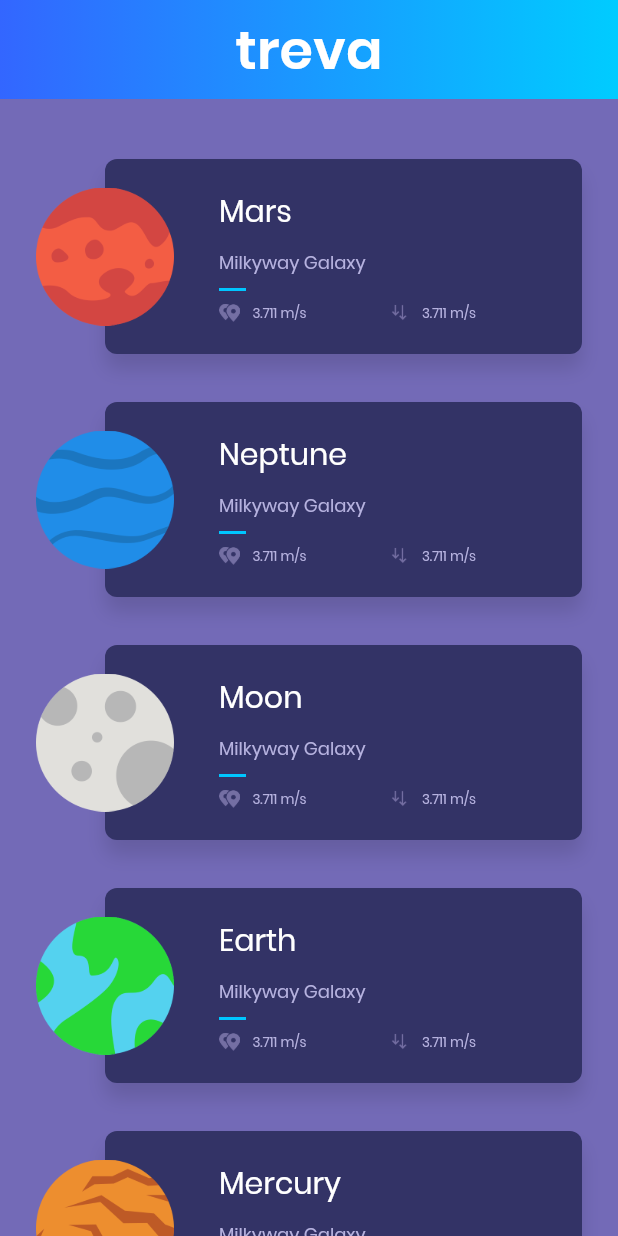
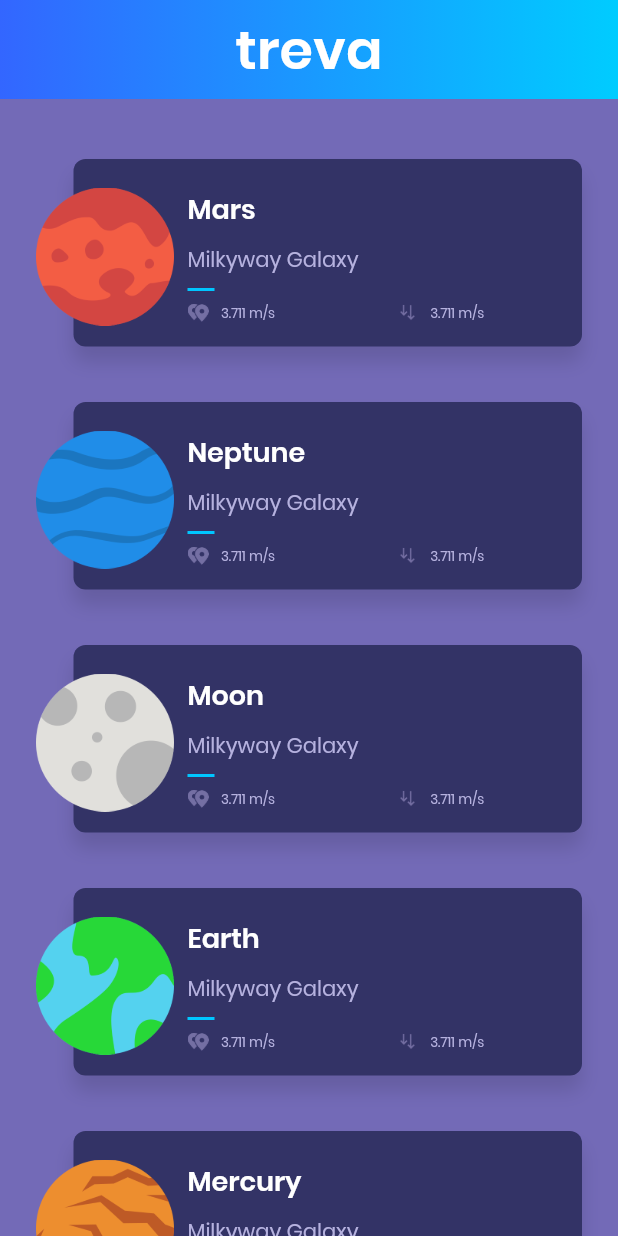
Before and after one commit to samuelematias/planets-flutter, a Flutter app: the screen it shows after launch, on a phone screen of 412 x 824 dp. Run offline on Flutter 3.47's test engine with Material 2 defaults, Android fonts, the phone set to English and light mode, and no system bars.

Commit message:
implementing the planetDetail

```diff
--- a/lib/main.dart
+++ b/lib/main.dart
@@ -1,6 +1,5 @@
 import 'package:flutter/material.dart';
 import 'package:planets_flutter/ui/home/home_page.dart';
-import 'package:planets_flutter/ui/detail/detail_page.dart';
 
 void main() {
   runApp(
--- /dev/null
+++ b/lib/ui/common/plannet_summary.dart
@@ -0,0 +1,136 @@
+import 'package:flutter/material.dart';
+import 'package:planets_flutter/model/planets.dart';
+import 'package:planets_flutter/ui/text_style.dart';
+import 'package:planets_flutter/ui/detail/detail_page.dart';
+import 'package:planets_flutter/ui/common/separator.dart';
+
+
+
+class PlanetSummary extends StatelessWidget {
+
+  final Planet planet;
+  final bool horizontal;
+
+  PlanetSummary(this.planet, {this.horizontal = true});
+
+  PlanetSummary.vertical(this.planet): horizontal = false;
+
+
+  @override
+  Widget build(BuildContext context) {
+
+    final planetThumbnail = new Container(
+      margin: new EdgeInsets.symmetric(
+          vertical: 16.0
+      ),
+      alignment: horizontal ? FractionalOffset.centerLeft : FractionalOffset.center,
+      child: new Hero(
+        tag: "planet-hero-${planet.id}",
+        child: new Image(
+          image: new AssetImage(planet.image),
+          height: 92.0,
+          width: 92.0,
+        ),
+      ),
+    );
+
+
+
+    Widget _planetValue({String value, String image}) {
+      return new Container(
+        child: new Row(
+            mainAxisSize: MainAxisSize.min,
+            children: <Widget>[
+              new Image.asset(image, height: 12.0),
+              new Container(width: 8.0),
+              new Text(planet.gravity, style: Style.smallTextStyle),
+            ]
+        ),
+      );
+    }
+
+
+    final planetCardContent = new Container(
+      margin: new EdgeInsets.fromLTRB(horizontal ? 76.0 : 16.0, horizontal ? 16.0 : 42.0, 16.0, 16.0),
+//      new EdgeInsets.fromLTRB(left, top, right, bottom)/
+      constraints: new BoxConstraints.expand(),
+      child: new Column(
+        crossAxisAlignment: horizontal ? CrossAxisAlignment.start : CrossAxisAlignment.center,
+        children: <Widget>[
+          new Container(height: 4.0),
+          new Text(planet.name, style: Style.titleTextStyle),
+          new Container(height: 10.0),
+          new Text(planet.location, style: Style.commonTextStyle),
+          new Separator(),
+          new Row(
+            mainAxisAlignment: MainAxisAlignment.center,
+            children: <Widget>[
+              new Expanded(
+                  flex: horizontal ? 1 : 0,
+                  child: _planetValue(
+                      value: planet.distance,
+                      image: 'assets/img/ic_distance.png')
+
+              ),
+              new Container (
+                width: 32.0,
+              ),
+              new Expanded(
+                  flex: horizontal ? 1 : 0,
+                  child: _planetValue(
+                      value: planet.gravity,
+                      image: 'assets/img/ic_gravity.png')
+              )
+            ],
+          ),
+        ],
+      ),
+    );
+
+
+    final planetCard = new Container(
+      child: planetCardContent,
+      height: horizontal ? 125.0 : 154.0,
+      margin: horizontal
+          ? new EdgeInsets.only(left: 25.0)
+          : new EdgeInsets.only(top: 72.0),
+      decoration: new BoxDecoration(
+        color: new Color(0xFF333366),
+        shape: BoxShape.rectangle,
+        borderRadius: new BorderRadius.circular(8.0),
+        boxShadow: <BoxShadow>[
+          new BoxShadow(
+            color: Colors.black12,
+            blurRadius: 10.0,
+            offset: new Offset(0.0, 10.0),
+          ),
+        ],
+      ),
+    );
+
+
+    return new GestureDetector(
+        onTap: horizontal
+            ? () => Navigator.of(context).push(
+          new PageRouteBuilder(
+            pageBuilder: (_, __, ___) => new DetailPage(planet),
+            transitionsBuilder: (context, animation, secondaryAnimation, child) =>
+            new FadeTransition(opacity: animation, child: child),
+          ) ,
+        )
+            : null,
+        child: new Container(
+          margin: const EdgeInsets.symmetric(
+            vertical: 16.0,
+            horizontal: 24.0,
+          ),
+          child: new Stack(
+            children: <Widget>[
+              planetCard,
+              planetThumbnail,
+            ],
+          ),
+        )
+    );
+  }
+}
--- /dev/null
+++ b/lib/ui/common/separator.dart
@@ -0,0 +1,13 @@
+import 'package:flutter/material.dart';
+
+class Separator extends StatelessWidget {
+  @override
+  Widget build(BuildContext context) {
+    return new Container(
+        margin: new EdgeInsets.symmetric(vertical: 8.0),
+        height: 2.0,
+        width: 18.0,
+        color: new Color(0xff00c6ff)
+    );
+  }
+}
--- a/lib/ui/home/PlanetRow.dart
+++ /dev/null
@@ -1,118 +0,0 @@
-import 'package:flutter/material.dart';
-import 'package:planets_flutter/model/planets.dart';
-import 'package:planets_flutter/ui/text_style.dart';
-import 'package:planets_flutter/ui/detail/detail_page.dart';
-
-
-class PlanetRow extends StatelessWidget{
-
-  final Planet planet;
-
-  PlanetRow(this.planet);
-
-  @override
-  Widget build(BuildContext context){
-
-    Widget _planetValue({String value, String image}) {
-      return new Row(
-          children: <Widget>[
-            new Image.asset(image, height: 12.0),
-            new Container(width: 8.0),
-            new Text(planet.gravity, style: Style.regularTextStyle),
-          ]
-      );
-    }
-
-    final planetCardContent = new Container(
-      margin: new EdgeInsets.fromLTRB(76.0, 16.0, 16.0, 16.0),
-      constraints: new BoxConstraints.expand(),
-      child: new Column(
-        crossAxisAlignment: CrossAxisAlignment.start,
-        children: <Widget>[
-          new Container(height: 4.0),
-          new Text(planet.name,
-            style: Style.headerTextStyle,
-          ),
-          new Container(height: 10.0),
-          new Text(planet.location,
-              style: Style.subHeaderTextStyle
-
-          ),
-          new Container(
-              margin: new EdgeInsets.symmetric(vertical: 8.0),
-              height: 2.0,
-              width: 18.0,
-              color: new Color(0xff00c6ff)
-          ),
-          new Row(
-            children: <Widget>[
-              new Expanded(
-                  child: _planetValue(
-                      value: planet.distance,
-                      image: 'assets/img/ic_distance.png')
-
-              ),
-              new Expanded(
-                  child: _planetValue(
-                      value: planet.gravity,
-                      image: 'assets/img/ic_gravity.png')
-              )
-            ],
-          ),
-        ],
-      ),
-    );
-
-    final planetThumbnail = new Container(
-      margin: new EdgeInsets.symmetric(
-        vertical: 16.0
-      ),
-      alignment: FractionalOffset.centerLeft,
-      child: new Hero(tag: "planet-hero-${planet.id}", child: new Image(
-        image: new AssetImage(planet.image),
-        height: 92.0,
-        width: 92.0,
-      )),
-    );
-
-
-    final planetCard = new Container(
-      child: planetCardContent,
-      height: 154.0,
-      margin: new EdgeInsets.only(left: 46.0),
-      decoration: new BoxDecoration(
-        color: new Color(0xFF333366),
-        shape: BoxShape.rectangle,
-        borderRadius: new BorderRadius.circular(8.0),
-        boxShadow: <BoxShadow>[
-          new BoxShadow(
-            color: Colors.black12,
-            blurRadius: 10.0,
-            offset: new Offset(0.0, 10.0)
-          )
-        ]
-      ),
-    );
-
-
-    return new GestureDetector(
-        onTap: () => Navigator.of(context).push(new PageRouteBuilder(
-          pageBuilder: (_, __, ___) => new DetailPage(planet),
-        )),
-        child: new Container(
-          height: 120.0,
-          margin: const EdgeInsets.symmetric(
-            vertical: 16.0,
-            horizontal: 24.0,
-          ),
-          child: new Stack(
-            children: <Widget>[
-              planetCard,
-              planetThumbnail,
-            ],
-          ),
-        )
-    );
-
-  }
-}
--- a/lib/ui/home/home_page_body.dart
+++ b/lib/ui/home/home_page_body.dart
@@ -1,5 +1,5 @@
 import 'package:flutter/material.dart';
-import 'package:planets_flutter/ui/home/PlanetRow.dart';
+import 'package:planets_flutter/ui/common/plannet_summary.dart';
 import 'package:planets_flutter/model/planets.dart';
 
 class HomePageBody extends StatelessWidget {
@@ -16,7 +16,7 @@ class HomePageBody extends StatelessWidget {
               sliver: new SliverFixedExtentList(
                 itemExtent: 162.0,
                 delegate: new SliverChildBuilderDelegate(
-                      (context, index) => new PlanetRow(planets[index]),
+                      (context, index) => new PlanetSummary(planets[index]),
                   childCount: planets.length,
 
                 ),
```
Also changed, not shown: lib/ui/detail/detail_page.dart (+69 -10 lines), 20 other files.
